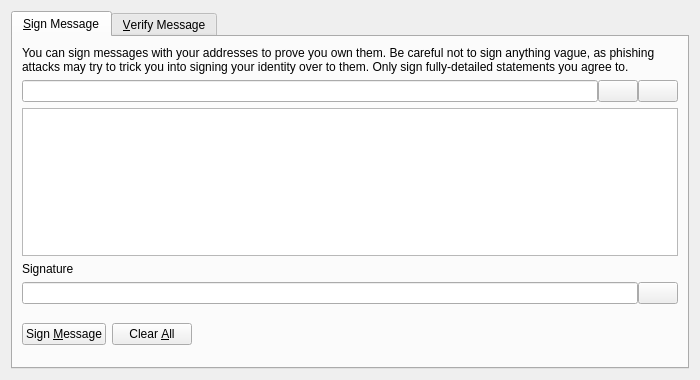
Above: src/qt/forms/signverifymessagedialog.ui from browniecoin/browniecoins before the change. Below: the same form after it.
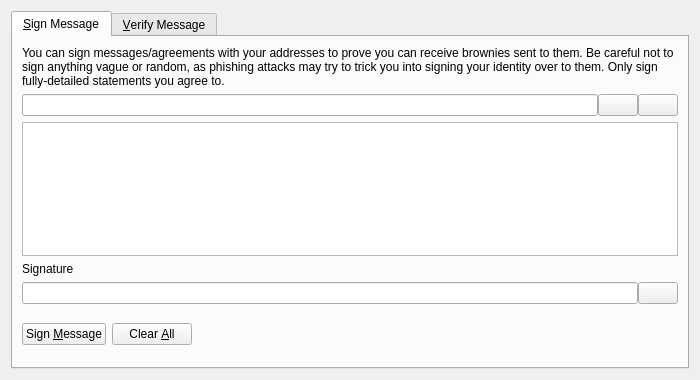
That is the form after the change. Icons and pictures are not drawn. Custom widgets are drawn as their Qt base class.

```diff
--- a/src/qt/forms/signverifymessagedialog.ui
+++ b/src/qt/forms/signverifymessagedialog.ui
@@ -30,7 +30,7 @@
        <item>
         <widget class="QLabel" name="infoLabel_SM">
          <property name="text">
-          <string>You can sign messages with your addresses to prove you own them. Be careful not to sign anything vague, as phishing attacks may try to trick you into signing your identity over to them. Only sign fully-detailed statements you agree to.</string>
+          <string>You can sign messages/agreements with your addresses to prove you can receive brownies sent to them. Be careful not to sign anything vague or random, as phishing attacks may try to trick you into signing your identity over to them. Only sign fully-detailed statements you agree to.</string>
          </property>
          <property name="textFormat">
           <enum>Qt::PlainText</enum>
```
Left out of the diff: 22 changed lines with no effect on the pictures.
